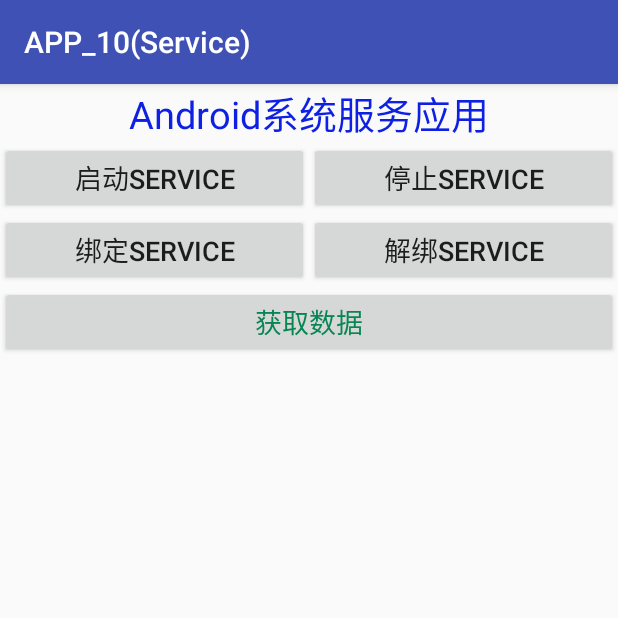
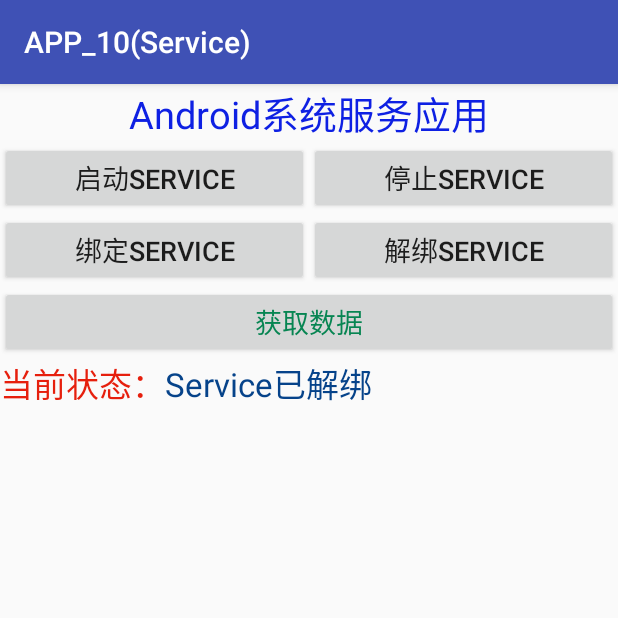
Before and after one commit to myemcu/Service, an Android app: the screen it shows after launch (MainActivity), after a tap on "解绑SERVICE", on a phone screen of 412 x 824 dp, the top half of it. Run offline under Robolectric (Android 15) with nearby library versions, the phone set to English and light mode, and no system bars; 3 other taps on this screen came first.

Commit message:
V4，Service当前状态显示。

```diff
--- a/app/src/main/java/com/myemcu/app_10service/MainActivity.java
+++ b/app/src/main/java/com/myemcu/app_10service/MainActivity.java
@@ -12,6 +12,7 @@ import android.os.Bundle;
 import android.util.Log;
 import android.view.View;
 import android.widget.Button;
+import android.widget.TextView;
 import android.widget.Toast;
 
 public class MainActivity extends AppCompatActivity {
@@ -37,6 +38,8 @@ public class MainActivity extends AppCompatActivity {
 
         mGetData = (Button) findViewById(R.id.getData);
 
+        final TextView txt = (TextView) findViewById(R.id.txt);
+
         final Intent intent = new Intent();
         intent.setAction("com.myemcu.app_10service.MyService");
 
@@ -44,6 +47,7 @@ public class MainActivity extends AppCompatActivity {
             @Override
             public void onClick(View v) {
                 startService(intent);
+                txt.setText("Service已启动");
             }
         });
 
@@ -51,6 +55,7 @@ public class MainActivity extends AppCompatActivity {
             @Override
             public void onClick(View v) {
                 stopService(intent);
+                txt.setText("Service已停止");
             }
         });
 
@@ -58,6 +63,7 @@ public class MainActivity extends AppCompatActivity {
             @Override
             public void onClick(View v) {
                 bindService(intent, conn, Service.BIND_AUTO_CREATE);
+                txt.setText("Service已绑定");
             }
         });
 
@@ -65,6 +71,7 @@ public class MainActivity extends AppCompatActivity {
             @Override
             public void onClick(View v) {
                 unbindService(conn);
+                txt.setText("Service已解绑");
             }
         });
 
@@ -72,6 +79,7 @@ public class MainActivity extends AppCompatActivity {
             @Override
             public void onClick(View v) {
                 Toast.makeText(MainActivity.this,"后台值："+myBinder.getCount(), Toast.LENGTH_SHORT).show();
+                txt.setText("后台数据获取");
             }
         });
     }
--- a/app/src/main/res/layout/activity_main.xml
+++ b/app/src/main/res/layout/activity_main.xml
@@ -70,4 +70,25 @@
         android:id="@+id/getData"
         android:textColor="#078552"/>
 
+    <LinearLayout
+        android:layout_width="match_parent"
+        android:layout_height="wrap_content"
+        android:orientation="horizontal">
+
+        <TextView
+            android:layout_width="wrap_content"
+            android:layout_height="wrap_content"
+            android:textAppearance="?android:attr/textAppearanceLarge"
+            android:text="当前状态："
+            android:textColor="#e61f0d"/>
+
+        <TextView
+            android:layout_width="wrap_content"
+            android:layout_height="wrap_content"
+            android:textAppearance="?android:attr/textAppearanceLarge"
+            android:id="@+id/txt"
+            android:textColor="#06438a"/>
+
+    </LinearLayout>
+
 </LinearLayout>
```
